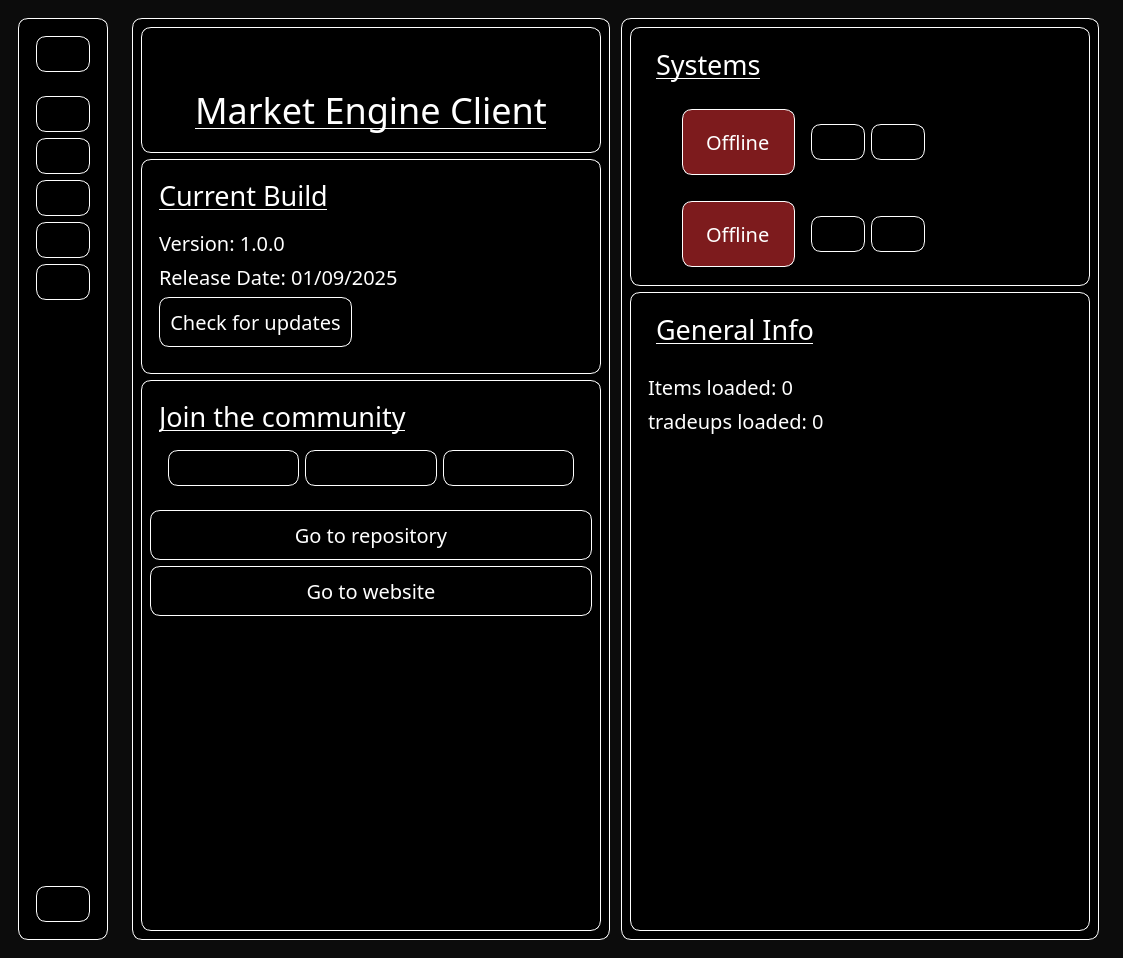
First picture: the form in ui/market_engine_client.ui, repository 1FIL0/Market-Engine-Assets, before the edit.
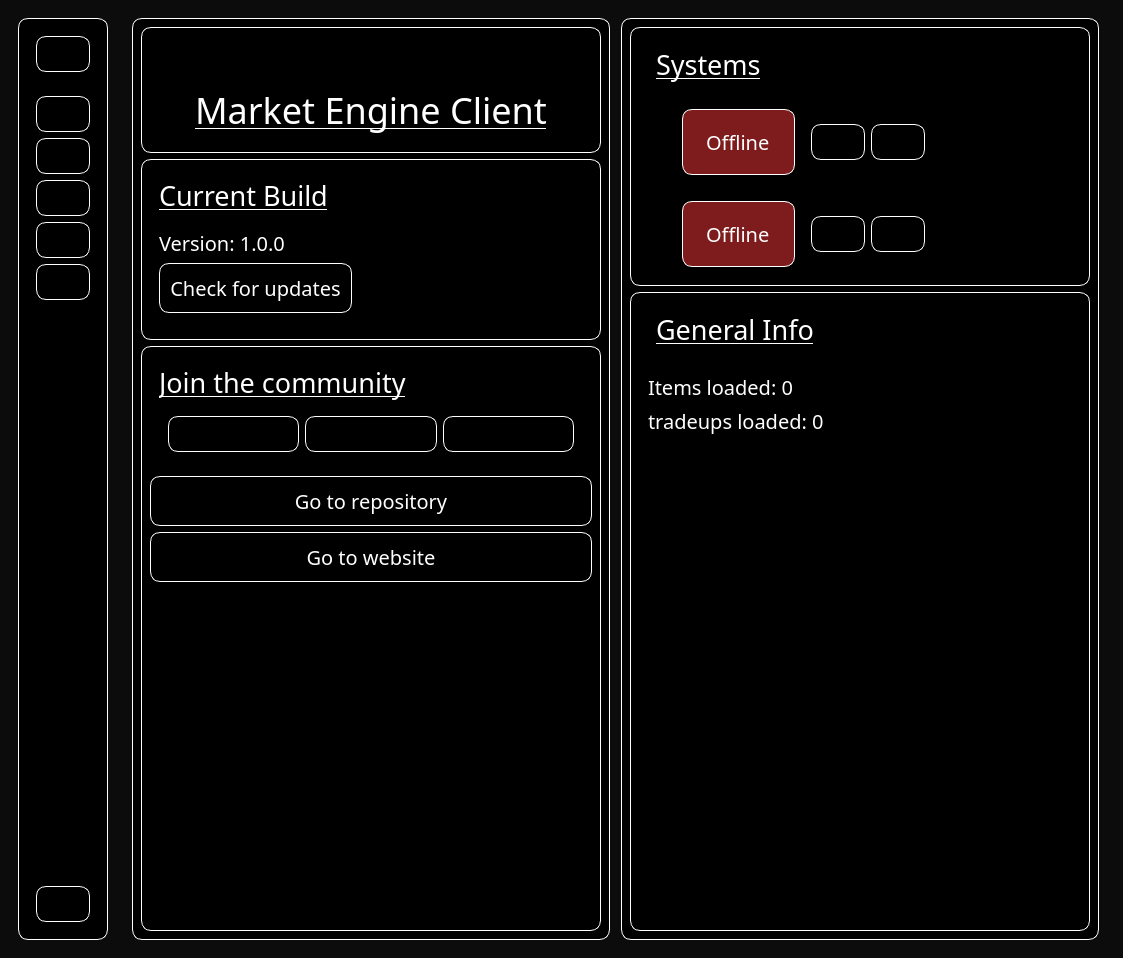
Second picture: the form after the edit. Icons and pictures are not drawn.

Patch:
```diff
--- a/ui/market_engine_client.ui
+++ b/ui/market_engine_client.ui
@@ -601,22 +601,6 @@
                          </property>
                         </widget>
                        </item>
-                       <item>
-                        <widget class="QLabel" name="label_32">
-                         <property name="font">
-                          <font>
-                           <family>SystemHud</family>
-                           <pointsize>15</pointsize>
-                           <weight>50</weight>
-                           <bold>false</bold>
-                           <underline>false</underline>
-                          </font>
-                         </property>
-                         <property name="text">
-                          <string>Release Date: 01/09/2025</string>
-                         </property>
-                        </widget>
-                       </item>
                        <item alignment="Qt::AlignLeft">
                         <widget class="QPushButton" name="buttonCheckForUpdates">
                          <property name="font">
```
Left out of the diff: 1 changed line with no effect on the pictures.
